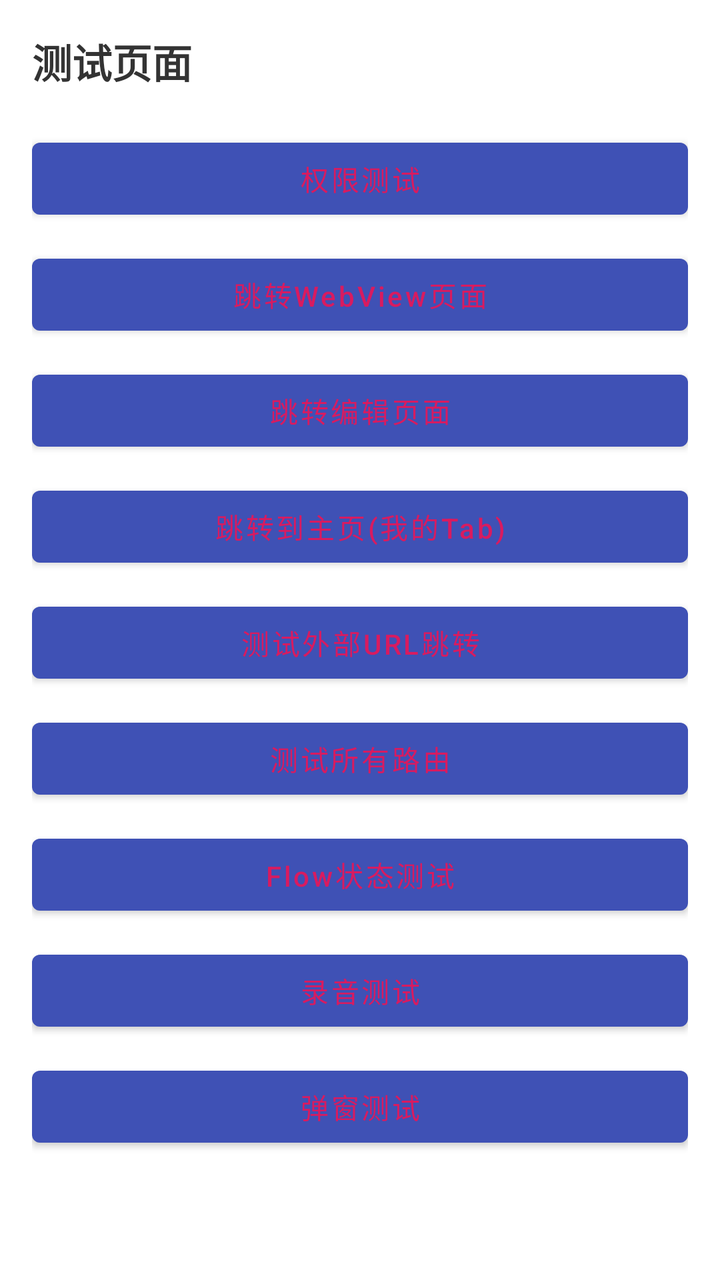
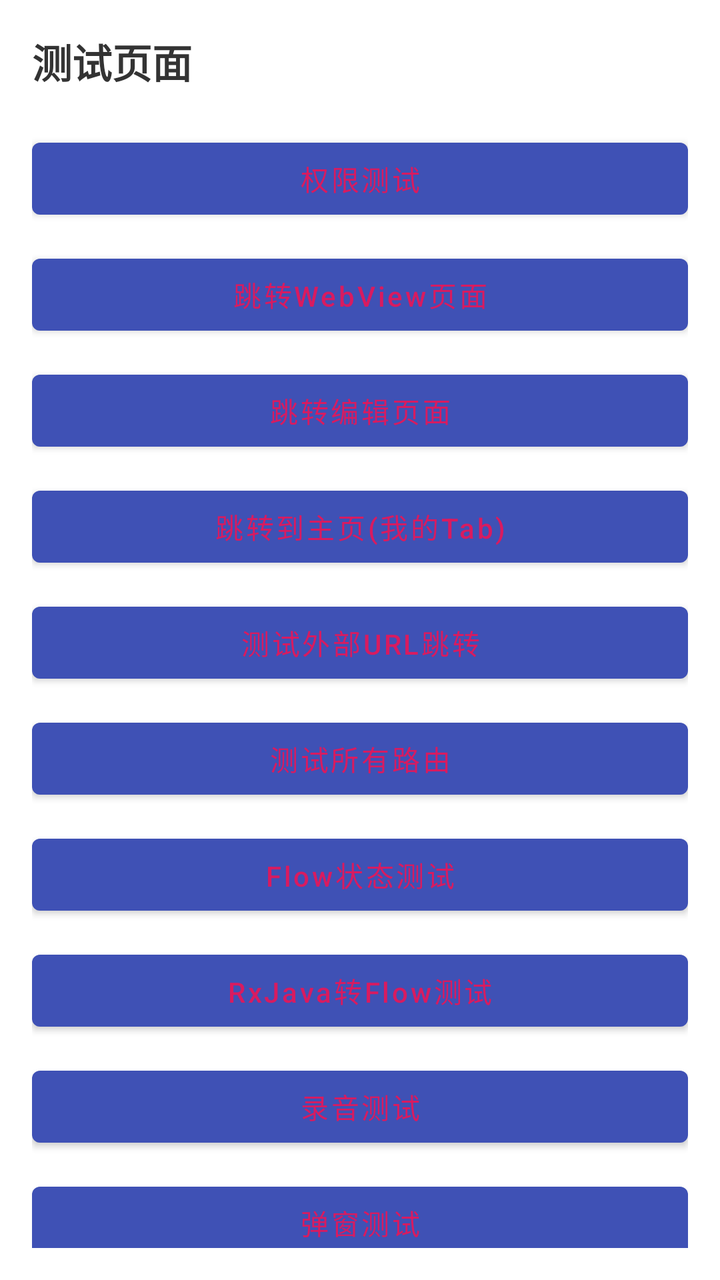

Screens rendered from an Android XML layout before and after an edit, with the pre-edit source and the edit as a unified diff.
<!-- AndroidManifest.xml: another module's application theme AppTheme -->
<!-- res/layout/activity_test.xml -->
<?xml version="1.0" encoding="utf-8"?>
<layout xmlns:android="http://schemas.android.com/apk/res/android"
    xmlns:app="http://schemas.android.com/apk/res-auto"
    xmlns:tools="http://schemas.android.com/tools">

    <data>

    </data>

    <androidx.appcompat.widget.LinearLayoutCompat
        android:layout_width="match_parent"
        android:layout_height="match_parent"
        android:orientation="vertical"
        android:padding="16dp">

        <TextView
            android:layout_width="wrap_content"
            android:layout_height="wrap_content"
            android:layout_marginBottom="20dp"
            android:text="测试页面"
            android:textColor="#333333"
            android:textSize="20sp"
            android:textStyle="bold" />

        <Button
            android:id="@+id/btnPermission"
            android:layout_width="match_parent"
            android:layout_height="48dp"
            android:text="权限测试"
            android:textAllCaps="false" />

        <Button
            android:id="@+id/btnWebView"
            android:layout_width="match_parent"
            android:layout_height="48dp"
            android:layout_marginTop="10dp"
            android:text="跳转WebView页面"
            android:textAllCaps="false" />

        <Button
            android:id="@+id/btnEdit"
            android:layout_width="match_parent"
            android:layout_height="48dp"
            android:layout_marginTop="10dp"
            android:text="跳转编辑页面"
            android:textAllCaps="false" />

        <Button
            android:id="@+id/btnMain"
            android:layout_width="match_parent"
            android:layout_height="48dp"
            android:layout_marginTop="10dp"
            android:text="跳转到主页(我的Tab)"
            android:textAllCaps="false" />

        <Button
            android:id="@+id/btnExternalUrl"
            android:layout_width="match_parent"
            android:layout_height="48dp"
            android:layout_marginTop="10dp"
            android:text="测试外部URL跳转"
            android:textAllCaps="false" />

        <Button
            android:id="@+id/btnTestAll"
            android:layout_width="match_parent"
            android:layout_height="48dp"
            android:layout_marginTop="10dp"
            android:text="测试所有路由"
            android:textAllCaps="false" />

        <Button
            android:id="@+id/btnFlowTest"
            android:layout_width="match_parent"
            android:layout_height="48dp"
            android:layout_marginTop="10dp"
            android:text="Flow状态测试"
            android:textAllCaps="false" />

        <Button
            android:id="@+id/btnAudio"
            android:layout_width="match_parent"
            android:layout_height="48dp"
            android:layout_marginTop="10dp"
            android:text="录音测试"
            android:textAllCaps="false" />

        <Button
            android:id="@+id/btnDialog"
            android:layout_width="match_parent"
            android:layout_height="48dp"
            android:layout_marginTop="10dp"
            android:text="弹窗测试"
            android:textAllCaps="false" />

    </androidx.appcompat.widget.LinearLayoutCompat>
</layout>
<!-- resources referenced by this layout -->
<resources>
  <style name="AppTheme" parent="Theme.MaterialComponents.DayNight.NoActionBar">
          <item name="colorPrimary">@color/colorPrimary</item>
          <item name="colorPrimaryVariant">@color/colorPrimaryDark</item>
          <item name="colorOnPrimary">@color/colorAccent</item>
          <item name="android:statusBarColor" tools:targetApi="l">@color/colorPrimary</item>
          <item name="windowActionBar">false</item>
      </style>
  <color name="colorPrimary">#3F51B5</color>
  <color name="colorPrimaryDark">#303F9F</color>
  <color name="colorAccent">#D81B60</color>
</resources>

<!-- the commit's change to res/layout/activity_test.xml (unified diff, before → after) -->
@@ -78,6 +78,14 @@
             android:textAllCaps="false" />
 
         <Button
+            android:id="@+id/btnRxjavaFlowTest"
+            android:layout_width="match_parent"
+            android:layout_height="48dp"
+            android:layout_marginTop="10dp"
+            android:text="RxJava转Flow测试"
+            android:textAllCaps="false" />
+
+        <Button
             android:id="@+id/btnAudio"
             android:layout_width="match_parent"
             android:layout_height="48dp"
